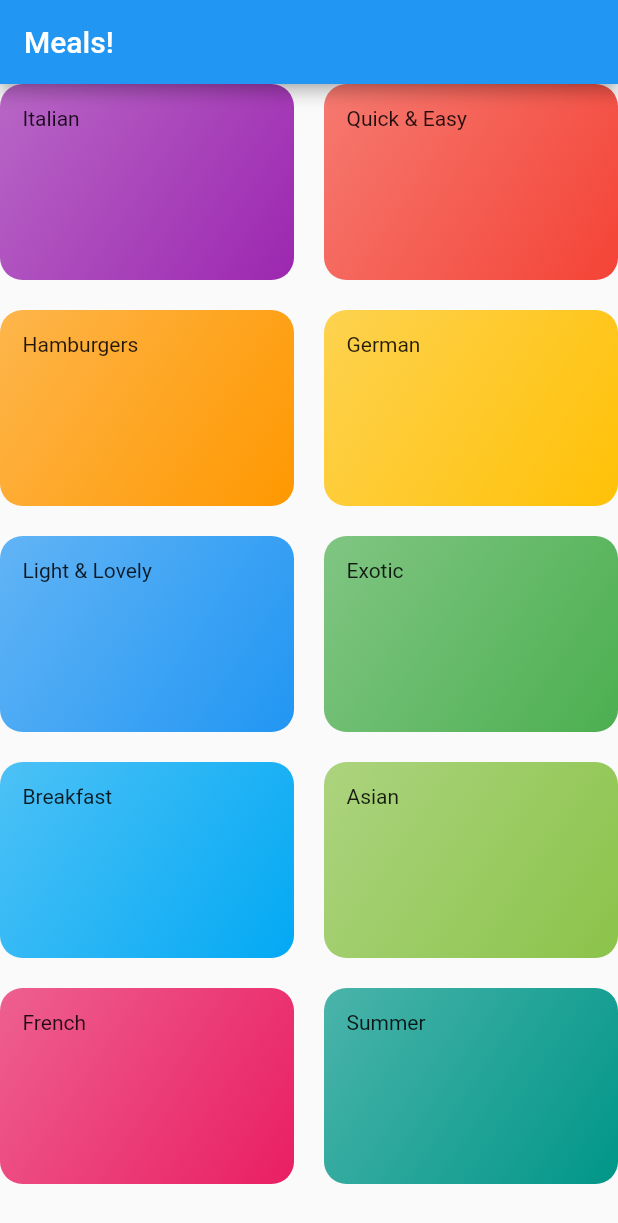
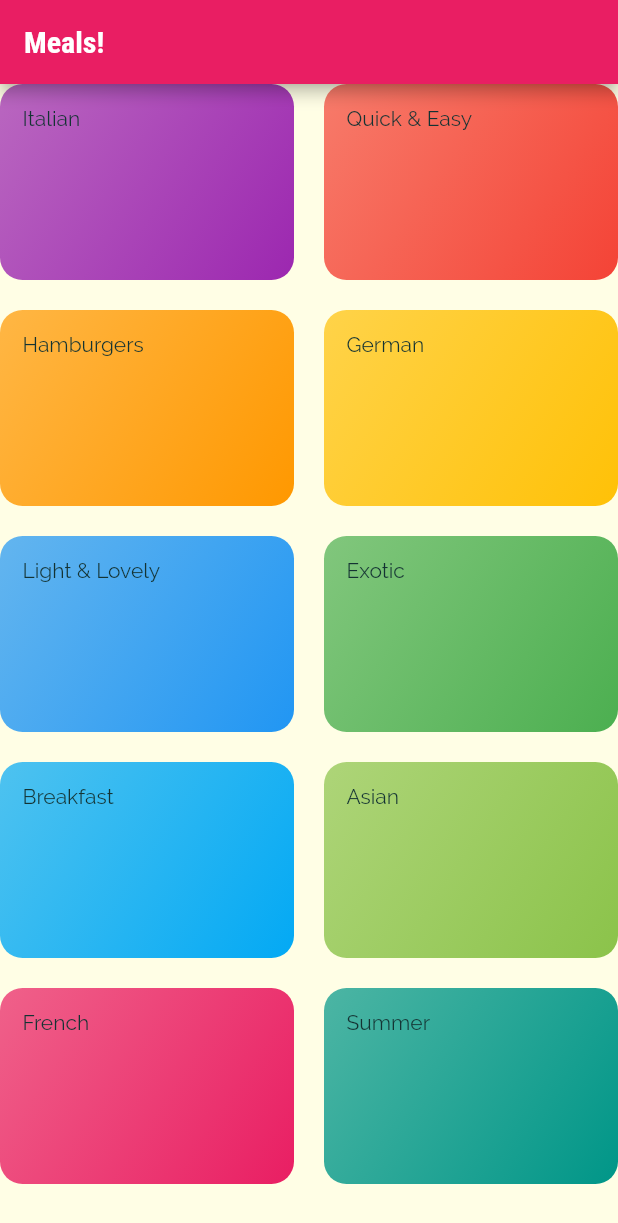
Before and after one commit to chloemk/meals_app, a Flutter app: the screen it shows after launch, on a phone screen of 412 x 824 dp. Shown: the top 1223 px of the screen. Run offline on Flutter 3.47's test engine with Material 2 defaults, Android fonts, the phone set to English and light mode, and no system bars.

Commit message:
style: define configuration of ThemeData

```diff
--- a/lib/main.dart
+++ b/lib/main.dart
@@ -14,7 +14,23 @@ class MyApp extends StatelessWidget {
     return MaterialApp(
       title: 'DeliMeals',
       theme: ThemeData(
-        primarySwatch: Colors.blue,
+        canvasColor: const Color.fromRGBO(255, 254, 229, 1),
+        fontFamily: 'Raleway',
+        textTheme: ThemeData.light().textTheme.copyWith(
+              bodyText1: const TextStyle(
+                color: Color.fromRGBO(20, 51, 51, 1),
+              ),
+              bodyText2: const TextStyle(
+                color: Color.fromRGBO(20, 51, 51, 1),
+              ),
+              headline6: const TextStyle(
+                fontSize: 20,
+                fontFamily: 'RobotoCondensed',
+                fontWeight: FontWeight.bold,
+              ),
+            ),
+        colorScheme: ColorScheme.fromSwatch(primarySwatch: Colors.pink)
+            .copyWith(secondary: Colors.amber),
       ),
       home: const CategoriesScreen(),
     );
```
